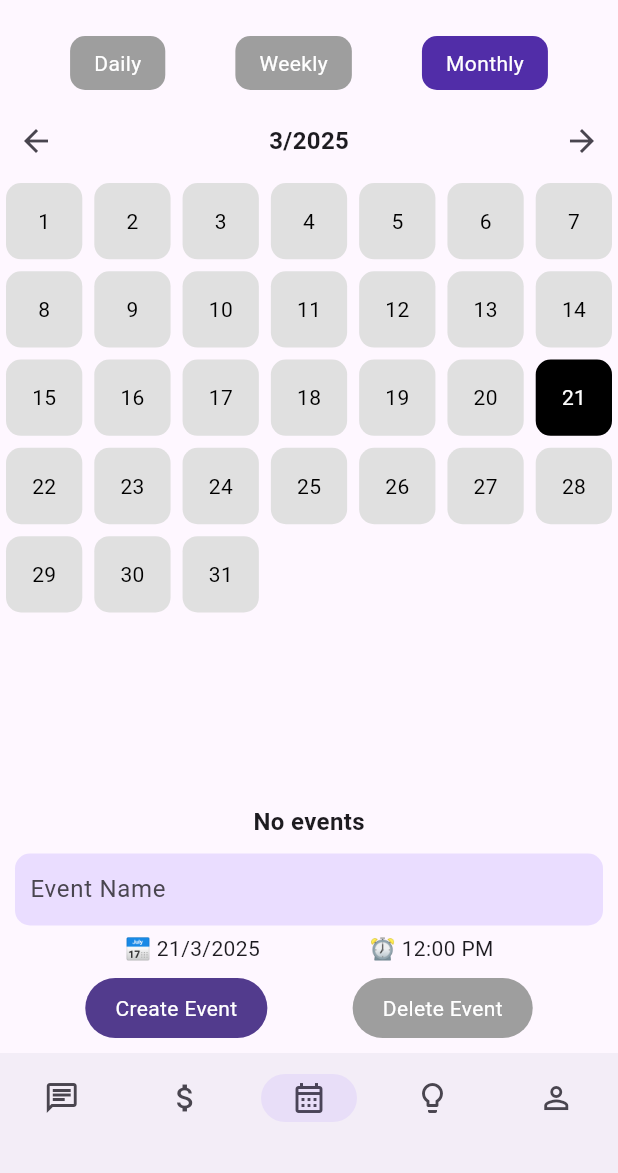
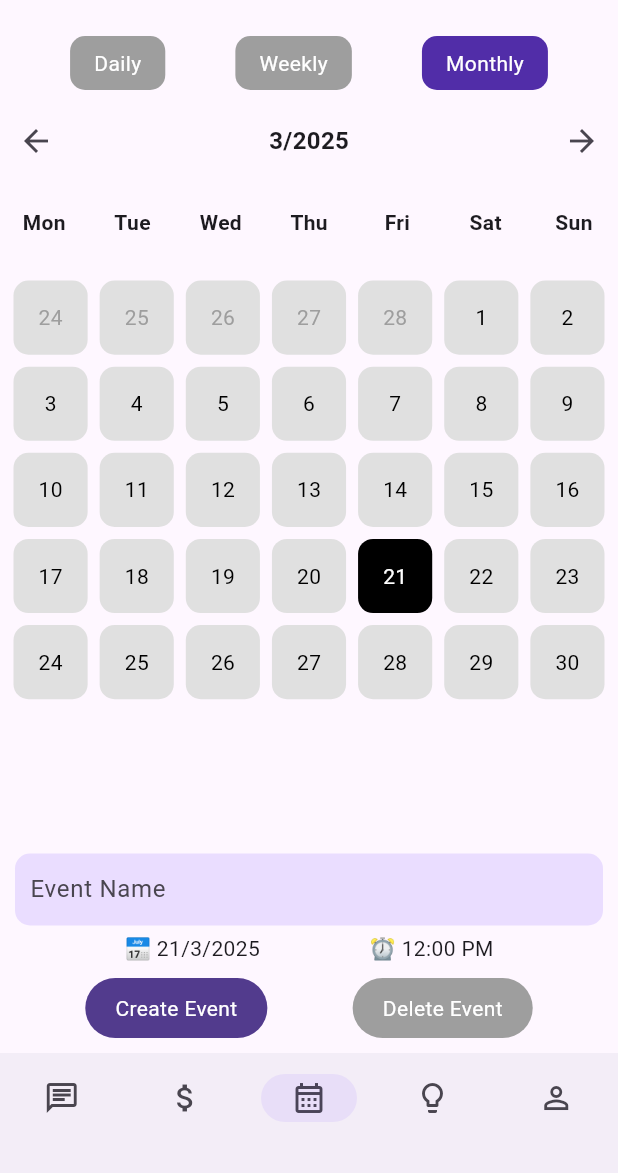
Before and after one commit to Gabo1234567890/Startify, a Flutter app: the screen it shows after launch, item 3 of the bottom bar chosen, on a phone screen of 412 x 824 dp, the part 63-1236 px from its top. Run offline on Flutter 3.47's test engine with Material 3 defaults, Android fonts, the phone set to English and light mode, and no system bars.

Commit message:
Calendar changes

```diff
--- a/frontend/startify/lib/pages/calendar_page.dart
+++ b/frontend/startify/lib/pages/calendar_page.dart
@@ -108,21 +108,6 @@ class CalendarPageState extends State<CalendarPage> {
           borderRadius: BorderRadius.circular(10),
         ),
         child: Text(text, style: TextStyle(color: Colors.white)),
-      ),
-    );
-  }
-
-
-  Widget _buildDeleteButton() {
-    return GestureDetector(
-      onTap: _selectedEvent != null ? _removeEvent : null,
-      child: Container(
-        padding: EdgeInsets.symmetric(vertical: 10, horizontal: 20),
-        decoration: BoxDecoration(
-          color: _selectedEvent != null ? Colors.red : Colors.grey,
-          borderRadius: BorderRadius.circular(20),
-        ),
-        child: Text("Delete Event", style: TextStyle(color: Colors.white)),
       ),
     );
   }
@@ -361,6 +346,10 @@ class CalendarPageState extends State<CalendarPage> {
     int daysInMonth = DateTime(_currentDate.year, _currentDate.month + 1, 0).day;
     List<DateTime> monthDays = List.generate(daysInMonth, (index) => firstDayOfMonth.add(Duration(days: index)));
 
+    DateTime firstDisplayedDay = firstDayOfMonth.subtract(Duration(days: firstDayOfMonth.weekday - 1));
+    int totalGridCells = ((daysInMonth + firstDisplayedDay.weekday - 1) / 7).ceil() * 7;
+    List<DateTime> calendarDays = List.generate(totalGridCells, (index) => firstDisplayedDay.add(Duration(days: index)));
+
     DateTime selectedDay = DateTime(_currentDate.year, _currentDate.month, _currentDate.day);
     List<Map<String, dynamic>> selectedDayEvents = _events[selectedDay] ?? [];
 
@@ -389,16 +378,34 @@ class CalendarPageState extends State<CalendarPage> {
             ),
           ],
         ),
+        const SizedBox(height: 15),
+        Container(
+          padding: EdgeInsets.symmetric(vertical: 5),
+          child: Row(
+            mainAxisAlignment: MainAxisAlignment.spaceEvenly,
+            children: ["Mon", "Tue", "Wed", "Thu", "Fri", "Sat", "Sun"]
+                .map((day) => Expanded(
+                      child: Center(
+                        child: Text(day, style: TextStyle(fontWeight: FontWeight.bold)),
+                      ),
+                    ))
+                .toList(),
+          ),
+        ),
+        const SizedBox(height: 15),
         Expanded(
+          child: Padding(
+            padding: EdgeInsets.all(5),
             child: GridView.count(
               crossAxisCount: 7,
-            children: monthDays.map((day) {
+              children: calendarDays.map((day) {
                 DateTime dayKey = DateTime(day.year, day.month, day.day);
                 bool hasEvent = _events.keys.any((eventDay) =>
                     eventDay.year == day.year &&
                     eventDay.month == day.month &&
                     eventDay.day == day.day);
                 bool isSelected = selectedDay == dayKey;
+                bool isCurrentMonth = day.month == _currentDate.month;
 
                 return GestureDetector(
                   onTap: () {
@@ -409,35 +416,47 @@ class CalendarPageState extends State<CalendarPage> {
                   child: Container(
                     margin: EdgeInsets.all(4),
                     decoration: BoxDecoration(
-                    color: isSelected ? Colors.black : (hasEvent ? Colors.deepPurple : Colors.grey[300]),
+                      color: isSelected
+                          ? Colors.black
+                          : (hasEvent ? Colors.deepPurple : Colors.grey[300]),
                       borderRadius: BorderRadius.circular(10),
                     ),
                     child: Center(
-                    child: Text("${day.day}",
-                        style: TextStyle(color: isSelected ? Colors.white : (hasEvent ? Colors.white : Colors.black))),
+                      child: Text(
+                        "${day.day}",
+                        style: TextStyle(
+                          color: isSelected || hasEvent
+                              ? Colors.white
+                              : isCurrentMonth
+                                  ? Colors.black
+                                  : Colors.grey,
+                        ),
+                      ),
                     ),
                   ),
                 );
               }).toList(),
             ),
           ),
-        Padding(
-          padding: EdgeInsets.only(top: 30),
-          child: Expanded(
-            child: selectedDayEvents.isNotEmpty
-                ? ListView.builder(
-                    itemCount: selectedDayEvents.length,
-                    itemBuilder: (context, index) {
-                      var event = selectedDayEvents[index];
-                      return ListTile(
-                        title: Text(event["name"], style: TextStyle(color: Colors.white)),
-                        tileColor: Colors.deepPurple,
-                      );
-                    },
-                  )
-                : Center(child: Text("No events", style: TextStyle(fontSize: 16, fontWeight: FontWeight.bold))),
         ),
-        ),
+        // Padding(
+        //   padding: EdgeInsets.only(top: 30),
+        //   child: selectedDayEvents.isNotEmpty
+        //       ? Expanded(
+        //           child: ListView.builder(
+        //             itemCount: selectedDayEvents.length,
+        //             itemBuilder: (context, index) {
+        //               var event = selectedDayEvents[index];
+        //               return ListTile(
+        //                 title: Text(event["name"], style: TextStyle(color: Colors.white)),
+        //                 tileColor: Colors.deepPurple,
+        //               );
+        //             },
+        //           ),
+        //         )
+        //       : Center(
+        //           child: Text("No events", style: TextStyle(fontSize: 16, fontWeight: FontWeight.bold))),
+        // ),
       ],
     );
   }
```
Lines whose indentation alone changed are shown as unchanged.
